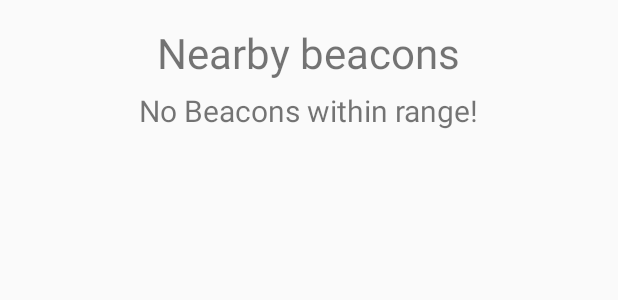
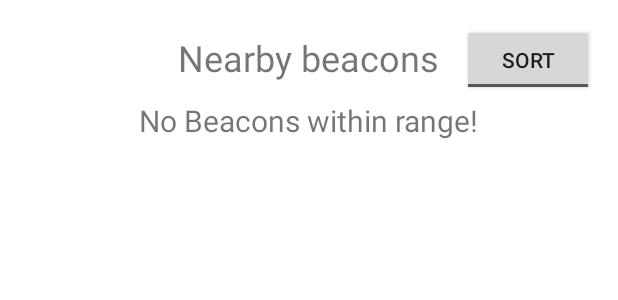
Before and after one commit to aperakett/beaconMe, an Android app: the layout activity_beacon_device_list.xml on its own in the app's theme, with its tools: preview values and no code run, on a phone screen of 412 x 824 dp. Shown: the top 300 px of the screen. Run offline under Robolectric (Android 15) with nearby library versions, the phone set to English and light mode, and no system bars.

Commit message:
Add new beacon list view

```diff
--- a/BeaconMe/app/src/main/AndroidManifest.xml
+++ b/BeaconMe/app/src/main/AndroidManifest.xml
@@ -20,7 +20,6 @@
             android:label="@string/app_name" >
             <intent-filter>
                 <action android:name="android.intent.action.MAIN" />
-
                 <category android:name="android.intent.category.LAUNCHER" />
             </intent-filter>
         </activity>
--- a/BeaconMe/app/src/main/res/layout/activity_beacon_device_list.xml
+++ b/BeaconMe/app/src/main/res/layout/activity_beacon_device_list.xml
@@ -12,7 +12,8 @@
     tools:context="no.uit.ods.beaconme.BeaconScanListActivity"
     android:id="@+id/le_list"
     android:orientation="vertical"
-    android:weightSum="1">
+    android:weightSum="1"
+    android:background="@android:color/white">
 
     <TextView
         android:layout_width="wrap_content"
@@ -21,9 +22,21 @@
         android:textSize="@dimen/device_list_headline_font_size"
         android:text="@string/discovered_beacons"
         android:textAlignment="center"
+        android:paddingTop="6dp"
         android:id="@+id/beacon_scan_list_headline"
         android:layout_alignParentTop="true"
         android:layout_centerHorizontal="true" />
+
+    <ToggleButton
+        android:layout_width="wrap_content"
+        android:layout_height="wrap_content"
+        android:onClick="sort"
+        android:textOff="Sort"
+        android:textOn="Stop"
+        android:layout_alignParentTop="true"
+        android:layout_alignParentEnd="true"
+        android:textSize="@dimen/abc_text_size_small_material"
+        android:id="@+id/toggleButton" />
 
     <TextView
         android:layout_width="wrap_content"
@@ -33,6 +46,7 @@
         android:textSize="@dimen/device_list_no_beacon_found_size"
         android:text="@string/no_beacons_found"
         android:id="@+id/noBeaconFound"
+        android:paddingTop="6dp"
         android:layout_centerHorizontal="true" />
 
     <ListView
@@ -40,7 +54,9 @@
         android:layout_height="wrap_content"
         android:layout_below="@id/beacon_scan_list_headline"
         android:id="@+id/beaconListView"
-        android:divider="@android:color/transparent"
-        android:dividerHeight="6dp" />
+        android:divider="@android:color/darker_gray"
+        android:paddingTop="6dp"
+        android:dividerHeight="1dp"
+        android:layout_alignEnd="@+id/toggleButton" />
 
 </RelativeLayout>
--- a/BeaconMe/app/src/main/res/layout/beacon_add_remote_association_alert.xml
+++ b/BeaconMe/app/src/main/res/layout/beacon_add_remote_association_alert.xml
@@ -1,4 +1,7 @@
 <?xml version="1.0" encoding="utf-8"?>
+<ScrollView xmlns:android="http://schemas.android.com/apk/res/android"
+    android:layout_width="wrap_content"
+    android:layout_height="wrap_content">
     <LinearLayout
         xmlns:android="http://schemas.android.com/apk/res/android"
         android:orientation="vertical"
@@ -28,7 +31,6 @@
                 android:layout_margin="10dp"
                 android:gravity="center" />
         </FrameLayout>
-
 
         <FrameLayout
             android:layout_width="match_parent"
@@ -125,3 +127,4 @@
         </FrameLayout>
 
     </LinearLayout>
+</ScrollView>
--- a/BeaconMe/app/src/main/res/values/dimens.xml
+++ b/BeaconMe/app/src/main/res/values/dimens.xml
@@ -2,7 +2,7 @@
     <!-- Default screen margins, per the Android Design guidelines. -->
     <dimen name="activity_horizontal_margin">16dp</dimen>
     <dimen name="activity_vertical_margin">16dp</dimen>
-    <dimen name="device_list_headline_font_size">28sp</dimen>
+    <dimen name="device_list_headline_font_size">24sp</dimen>
     <dimen name="device_list_font_size">12sp</dimen>
     <dimen name="device_list_font_size_uuid">12sp</dimen>
     <dimen name="device_list_icon_size">34sp</dimen>
```
Also changed, not shown: BeaconMe/app/src/main/java/no/uit/ods/beaconme/BeaconAssociationList.java (+3 -5 lines), BeaconMe/app/src/main/java/no/uit/ods/beaconme/BeaconScanListActivity.java (+38 -8 lines), BeaconMe/app/src/main/res/drawable/border.xml (+1 -6 lines), BeaconMe/app/src/main/res/layout/beacon_listview.xml (+15 -6 lines). Lines whose indentation alone changed are shown as unchanged.
